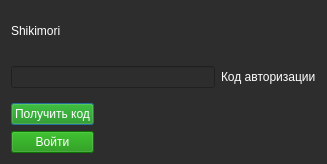
This is form/authUI.ui in brandonzorn/Nlight as Qt 5 draws it before an edit. The edited form follows.
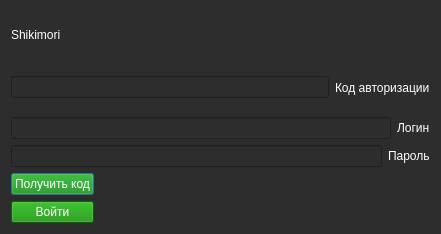
This is the edited form.

Commit message: Updated auth form for MangaDex

The edit to the form file:
```diff
--- a/form/authUI.ui
+++ b/form/authUI.ui
@@ -6,8 +6,8 @@
    <rect>
     <x>0</x>
     <y>0</y>
-    <width>327</width>
-    <height>164</height>
+    <width>441</width>
+    <height>234</height>
    </rect>
   </property>
   <property name="palette">
@@ -497,6 +497,64 @@
      </item>
     </layout>
    </item>
+   <item>
+    <layout class="QVBoxLayout" name="two_fields">
+     <item>
+      <layout class="QHBoxLayout" name="horizontalLayout_3">
+       <item>
+        <widget class="QLineEdit" name="username">
+         <property name="sizePolicy">
+          <sizepolicy hsizetype="Minimum" vsizetype="Fixed">
+           <horstretch>0</horstretch>
+           <verstretch>0</verstretch>
+          </sizepolicy>
+         </property>
+        </widget>
+       </item>
+       <item>
+        <widget class="QLabel" name="label_2">
+         <property name="sizePolicy">
+          <sizepolicy hsizetype="Maximum" vsizetype="Preferred">
+           <horstretch>0</horstretch>
+           <verstretch>0</verstretch>
+          </sizepolicy>
+         </property>
+         <property name="text">
+          <string>Логин</string>
+         </property>
+        </widget>
+       </item>
+      </layout>
+     </item>
+     <item>
+      <layout class="QHBoxLayout" name="horizontalLayout_4">
+       <item>
+        <widget class="QLineEdit" name="password">
+         <property name="sizePolicy">
+          <sizepolicy hsizetype="Minimum" vsizetype="Fixed">
+           <horstretch>0</horstretch>
+           <verstretch>0</verstretch>
+          </sizepolicy>
+         </property>
+        </widget>
+       </item>
+       <item>
+        <widget class="QLabel" name="label_3">
+         <property name="sizePolicy">
+          <sizepolicy hsizetype="Maximum" vsizetype="Preferred">
+           <horstretch>0</horstretch>
+           <verstretch>0</verstretch>
+          </sizepolicy>
+         </property>
+         <property name="text">
+          <string>Пароль</string>
+         </property>
+        </widget>
+       </item>
+      </layout>
+     </item>
+    </layout>
+   </item>
    <item>
     <layout class="QHBoxLayout" name="horizontalLayout_2">
      <item>
@@ -514,7 +572,7 @@
        <item>
         <widget class="QPushButton" name="btn_login">
          <property name="enabled">
-          <bool>false</bool>
+          <bool>true</bool>
          </property>
          <property name="styleSheet">
           <string notr="true">background-color: rgb(14, 141, 0);</string>
```
Left out of the diff: 4 changed lines with no effect on the pictures. The commit also changes 2 other files.
